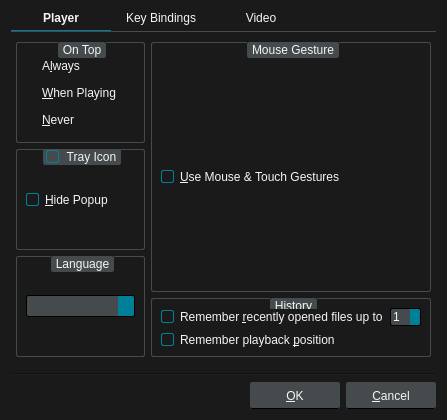
The window that src/ui/preferencesdialog.ui (u8sand/Baka-MPlayer) describes before a commit, drawn with Qt 5.
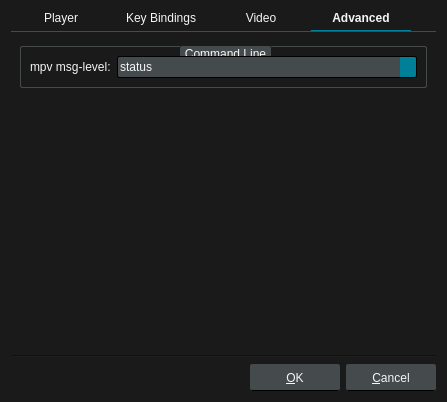
The same window after the commit. The open tabs and pages were chosen to show the change. Icons and pictures are not drawn.

Commit message: Changed debug to msgLevel and added support in preferences Fixed mpv output to output line-by-line, not every other line.

Patch:
```diff
--- a/src/ui/preferencesdialog.ui
+++ b/src/ui/preferencesdialog.ui
@@ -7,7 +7,7 @@
     <x>0</x>
     <y>0</y>
     <width>447</width>
-    <height>420</height>
+    <height>402</height>
    </rect>
   </property>
   <property name="windowTitle">
@@ -215,7 +215,7 @@
 	background: transparent;
 }</string>
   </property>
-  <layout class="QVBoxLayout" name="verticalLayout_8">
+  <layout class="QVBoxLayout" name="verticalLayout_10">
    <item>
     <widget class="QTabWidget" name="tabWidget">
      <property name="styleSheet">
@@ -823,6 +823,94 @@
        </item>
       </layout>
      </widget>
+     <widget class="QWidget" name="tab_4">
+      <attribute name="title">
+       <string>Advanced</string>
+      </attribute>
+      <layout class="QVBoxLayout" name="verticalLayout_8">
+       <item>
+        <widget class="QGroupBox" name="groupBox_7">
+         <property name="title">
+          <string>Command Line</string>
+         </property>
+         <layout class="QFormLayout" name="formLayout">
+          <item row="0" column="0">
+           <widget class="QLabel" name="label_5">
+            <property name="text">
+             <string>mpv msg-level:</string>
+            </property>
+           </widget>
+          </item>
+          <item row="0" column="1">
+           <widget class="QComboBox" name="msgLvlComboBox">
+            <property name="currentIndex">
+             <number>5</number>
+            </property>
+            <item>
+             <property name="text">
+              <string>none</string>
+             </property>
+            </item>
+            <item>
+             <property name="text">
+              <string>fatal</string>
+             </property>
+            </item>
+            <item>
+             <property name="text">
+              <string>error</string>
+             </property>
+            </item>
+            <item>
+             <property name="text">
+              <string>warn</string>
+             </property>
+            </item>
+            <item>
+             <property name="text">
+              <string>info</string>
+             </property>
+            </item>
+            <item>
+             <property name="text">
+              <string>status</string>
+             </property>
+            </item>
+            <item>
+             <property name="text">
+              <string>verbose</string>
+             </property>
+            </item>
+            <item>
+             <property name="text">
+              <string>debug</string>
+             </property>
+            </item>
+            <item>
+             <property name="text">
+              <string>trace</string>
+             </property>
+            </item>
+           </widget>
+          </item>
+         </layout>
+        </widget>
+       </item>
+       <item>
+        <spacer name="verticalSpacer_4">
+         <property name="orientation">
+          <enum>Qt::Vertical</enum>
+         </property>
+         <property name="sizeHint" stdset="0">
+          <size>
+           <width>20</width>
+           <height>40</height>
+          </size>
+         </property>
+        </spacer>
+       </item>
+      </layout>
+     </widget>
     </widget>
    </item>
    <item>
```
Left out of the diff: 2 changed lines with no effect on the pictures. The commit also changes 7 other files.
